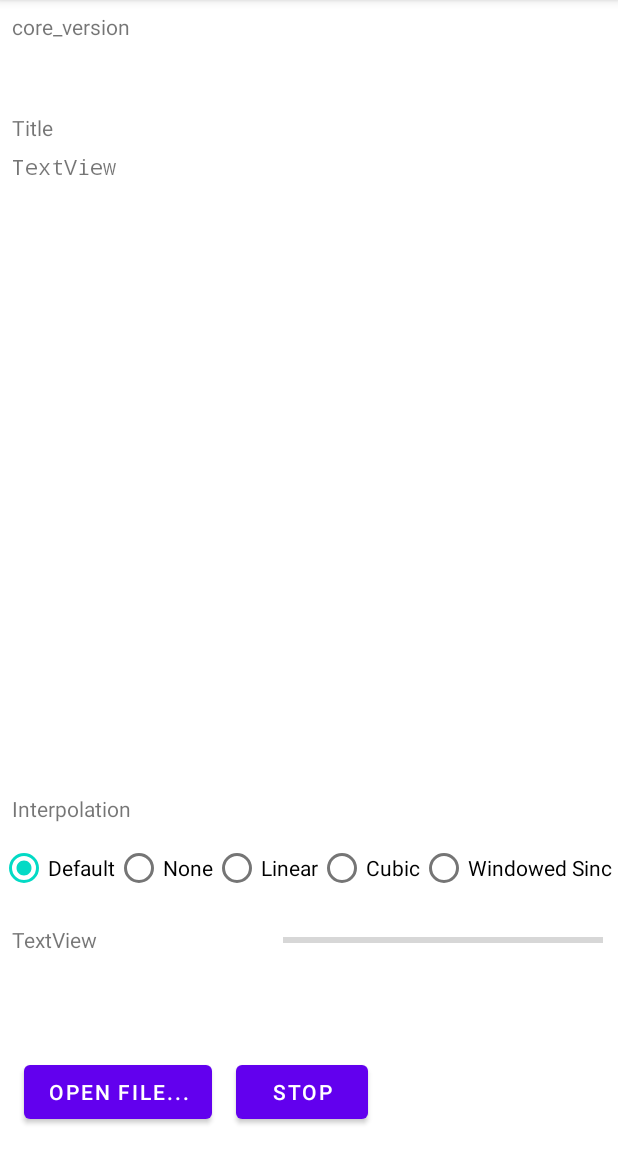
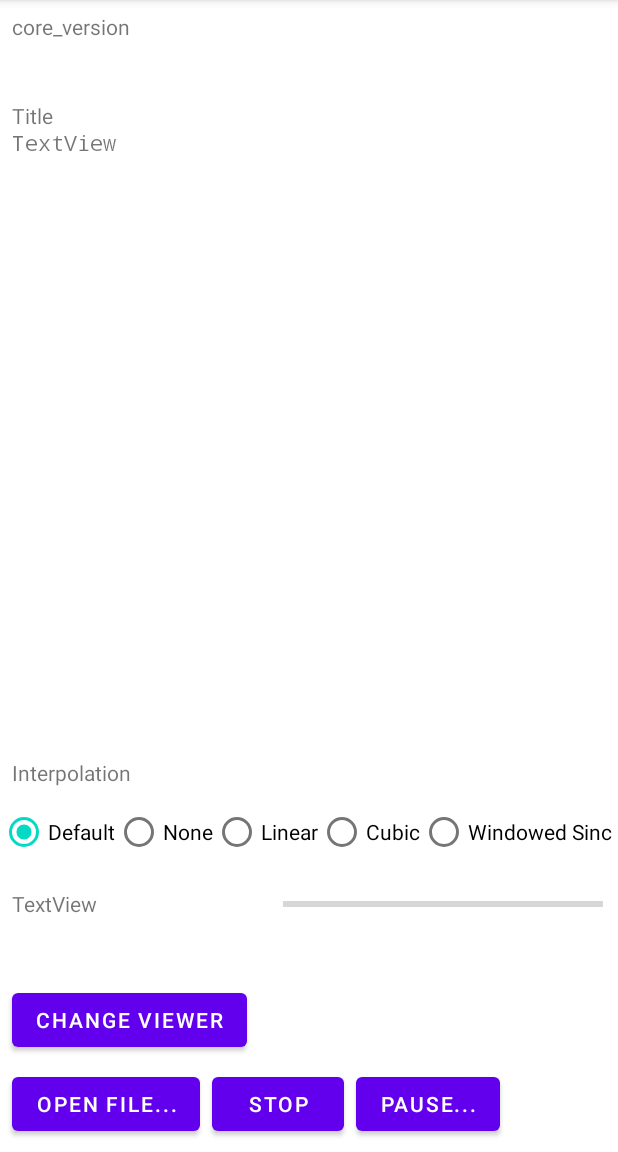
Before and after one commit to Team-Digital-Fairy/Android-libopenmpt, an Android app: the screen it shows after launch (MainActivity), on a phone screen of 412 x 824 dp, the part 84-1236 px from its top. Run offline under Robolectric (Android 15) with nearby library versions, the phone set to English and light mode, and no system bars; 4 statements that could not run were skipped.

Commit message:
Add pausing feature and button! Add Change Viewer function and button

```diff
--- a/app/src/main/res/layout/activity_main.xml
+++ b/app/src/main/res/layout/activity_main.xml
@@ -10,8 +10,8 @@
         android:id="@+id/button"
         android:layout_width="wrap_content"
         android:layout_height="wrap_content"
-        android:layout_marginStart="16dp"
-        android:layout_marginBottom="16dp"
+        android:layout_marginStart="8dp"
+        android:layout_marginBottom="8dp"
         android:text="@string/open_file"
         app:layout_constraintBottom_toBottomOf="parent"
         app:layout_constraintStart_toStartOf="parent" />
@@ -33,7 +33,6 @@
         android:layout_width="0dp"
         android:layout_height="390dp"
         android:layout_marginStart="8dp"
-        android:layout_marginTop="8dp"
         android:layout_marginEnd="8dp"
         app:layout_constraintEnd_toEndOf="parent"
         app:layout_constraintHorizontal_bias="0.0"
@@ -52,7 +51,6 @@
         android:layout_width="0dp"
         android:layout_height="22dp"
         android:layout_marginStart="8dp"
-        android:layout_marginTop="8dp"
         android:layout_marginEnd="8dp"
         android:fontFamily="monospace"
         android:text="TextView"
@@ -111,10 +109,10 @@
         android:layout_width="0dp"
         android:layout_height="18dp"
         android:layout_marginStart="8dp"
-        android:layout_marginTop="8dp"
         android:layout_marginEnd="8dp"
         android:text="Title"
         app:layout_constraintEnd_toEndOf="parent"
+        app:layout_constraintHorizontal_bias="0.0"
         app:layout_constraintStart_toStartOf="parent"
         app:layout_constraintTop_toBottomOf="@+id/textView" />
 
@@ -122,8 +120,8 @@
         android:id="@+id/stopButton"
         android:layout_width="wrap_content"
         android:layout_height="wrap_content"
-        android:layout_marginStart="16dp"
-        android:layout_marginBottom="16dp"
+        android:layout_marginStart="8dp"
+        android:layout_marginBottom="8dp"
         android:text="@string/stop"
         app:layout_constraintBottom_toBottomOf="parent"
         app:layout_constraintStart_toEndOf="@+id/button" />
@@ -161,4 +159,24 @@
         app:layout_constraintStart_toStartOf="parent"
         app:layout_constraintTop_toBottomOf="@+id/interp_group" />
 
+    <Button
+        android:id="@+id/pauseButton"
+        android:layout_width="wrap_content"
+        android:layout_height="wrap_content"
+        android:layout_marginStart="8dp"
+        android:layout_marginBottom="8dp"
+        android:text="@string/pause"
+        app:layout_constraintBottom_toBottomOf="parent"
+        app:layout_constraintStart_toEndOf="@+id/stopButton" />
+
+    <Button
+        android:id="@+id/changeViewButton"
+        android:layout_width="wrap_content"
+        android:layout_height="wrap_content"
+        android:layout_marginStart="8dp"
+        android:layout_marginBottom="64dp"
+        android:text="@string/change_view"
+        app:layout_constraintBottom_toBottomOf="parent"
+        app:layout_constraintStart_toStartOf="parent" />
+
 </androidx.constraintlayout.widget.ConstraintLayout>
--- a/app/src/main/res/values/strings.xml
+++ b/app/src/main/res/values/strings.xml
@@ -8,4 +8,9 @@
     <string name="interp_8">Windowed Sinc</string>
     <string name="open_file">Open file...</string>
     <string name="stop">Stop</string>
+
+    <string name="play_time">%1$d/%2$d</string>
+    <string name="pause">Pause...</string>
+    <string name="resume">Resume...</string>
+    <string name="change_view">Change Viewer</string>
 </resources>
```
Also changed, not shown: app/src/main/java/team/digitalfairy/lencel/libopenmpt_jni_test/MainActivity.java (+102 -31 lines), app/src/main/java/team/digitalfairy/lencel/libopenmpt_jni_test/OpenFileDialog.java (+2 -9 lines), 2 other files.
